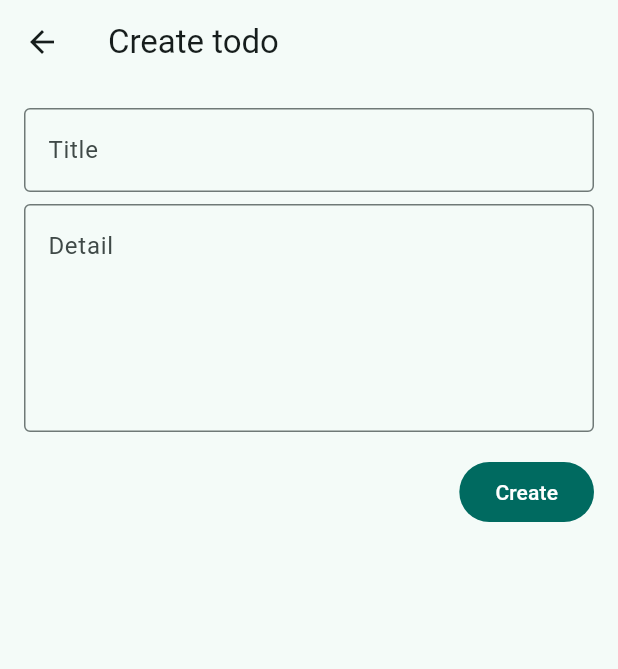
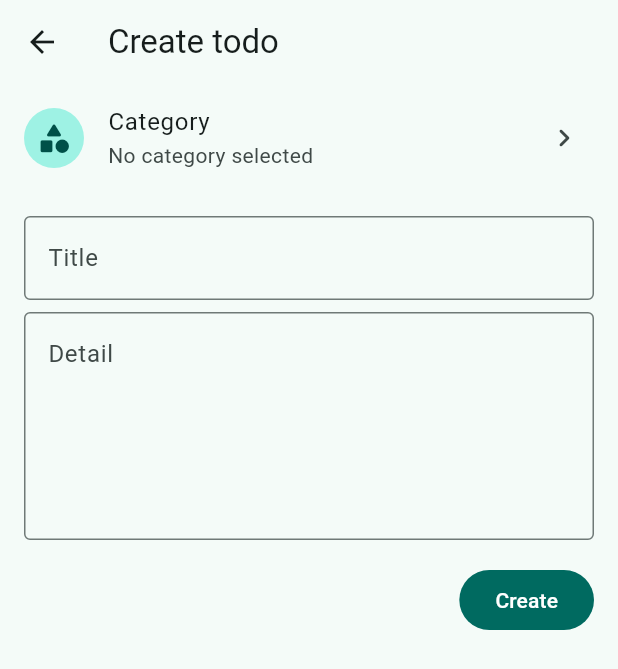
Before and after one commit to rizalanggoro/flutter-todo, a Flutter app: the screen it shows after launch, after a tap on the "add" icon, on a phone screen of 412 x 824 dp. Shown: the top 669 px of the screen. Run offline on Flutter 3.47's test engine with Material 2 defaults, Android fonts, the phone set to English and light mode, and no system bars; our stand-ins replace bloc, flutter_bloc, get_it, go_router, isar; accounts and stored records are empty; generated files the repository leaves out were written again.

Commit message:
[add] create todo feature

```diff
--- a/lib/core/collections/category.dart
+++ b/lib/core/collections/category.dart
@@ -1,4 +1,5 @@
 import 'package:isar/isar.dart';
+import 'package:todo/core/collections/todo.dart';
 
 part 'category.g.dart';
 
@@ -7,4 +8,7 @@ class CollectionCategory {
   Id id = Isar.autoIncrement;
 
   String? name;
+
+  @Backlink(to: 'category')
+  final listTodo = IsarLinks<CollectionTodo>();
 }
--- /dev/null
+++ b/lib/core/collections/todo.dart
@@ -0,0 +1,14 @@
+import 'package:isar/isar.dart';
+import 'package:todo/core/collections/category.dart';
+
+part 'todo.g.dart';
+
+@collection
+class CollectionTodo {
+  Id id = Isar.autoIncrement;
+
+  String? title;
+  String? detail;
+
+  final category = IsarLink<CollectionCategory>();
+}
--- a/lib/core/di/dependency_injection.dart
+++ b/lib/core/di/dependency_injection.dart
@@ -1,7 +1,9 @@
 import 'package:get_it/get_it.dart';
 import 'package:todo/data/providers/isar.dart';
 import 'package:todo/data/repositories/category_impl.dart';
+import 'package:todo/data/repositories/todo_impl.dart';
 import 'package:todo/domain/repositories/category.dart';
+import 'package:todo/domain/repositories/todo.dart';
 
 final GetIt dependencyInjector = GetIt.instance;
 
@@ -13,5 +15,9 @@ Future<void> initializeDependencyInjection() async {
 
   // repositories
   dependencyInjector.registerLazySingleton<RepositoryCategory>(
-      () => RepositoryCategoryImpl());
+    () => RepositoryCategoryImpl(),
+  );
+  dependencyInjector.registerLazySingleton<RepositoryTodo>(
+    () => RepositoryTodoImpl(),
+  );
 }
--- a/lib/core/routes/config.dart
+++ b/lib/core/routes/config.dart
@@ -2,13 +2,15 @@ import 'package:flutter_bloc/flutter_bloc.dart';
 import 'package:go_router/go_router.dart';
 import 'package:todo/core/collections/category.dart';
 import 'package:todo/core/routes/routes.dart';
+import 'package:todo/presentation/pages/category/select/view.dart';
 import 'package:todo/presentation/pages/category/write/cubit.dart';
 import 'package:todo/presentation/pages/category/write/view.dart';
 import 'package:todo/presentation/pages/category/cubit.dart';
 import 'package:todo/presentation/pages/category/view.dart';
 import 'package:todo/presentation/pages/home/cubit.dart';
 import 'package:todo/presentation/pages/home/view.dart';
-import 'package:todo/presentation/pages/todo/create/view.dart';
+import 'package:todo/presentation/pages/todo/write/cubit.dart';
+import 'package:todo/presentation/pages/todo/write/view.dart';
 import 'package:todo/presentation/pages/todo/view.dart';
 
 abstract class RoutesConfig {
@@ -29,7 +31,12 @@ abstract class RoutesConfig {
     ),
     GoRoute(
       path: Routes.todoCreate,
-      builder: (context, state) => const TodoCreateView(),
+      builder: (context, state) {
+        return BlocProvider(
+          create: (context) => TodoWriteCubit(),
+          child: const TodoWriteView(),
+        );
+      },
     ),
 
     // category
@@ -58,5 +65,20 @@ abstract class RoutesConfig {
         );
       },
     ),
+    GoRoute(
+      path: Routes.categorySelect,
+      builder: (context, state) {
+        CollectionCategory? initialCategory;
+
+        final extra = state.extra;
+        if (extra != null && extra is CollectionCategory) {
+          initialCategory = extra;
+        }
+
+        return CategorySelectView(
+          initialCategory: initialCategory,
+        );
+      },
+    ),
   ];
 }
--- a/lib/core/routes/routes.dart
+++ b/lib/core/routes/routes.dart
@@ -8,4 +8,5 @@ abstract class Routes {
   // category
   static const category = '/category';
   static const categoryWrite = '/category-write';
+  static const categorySelect = '/category-select';
 }
--- a/lib/data/providers/isar.dart
+++ b/lib/data/providers/isar.dart
@@ -1,6 +1,7 @@
 import 'package:isar/isar.dart';
 import 'package:path_provider/path_provider.dart';
 import 'package:todo/core/collections/category.dart';
+import 'package:todo/core/collections/todo.dart';
 
 class ProviderIsar {
   late Isar _isar;
@@ -10,7 +11,10 @@ class ProviderIsar {
   Future<void> initialize() async {
     final dir = await getApplicationDocumentsDirectory();
     _isar = await Isar.open(
-      [CollectionCategorySchema],
+      [
+        CollectionCategorySchema,
+        CollectionTodoSchema,
+      ],
       directory: dir.path,
     );
   }
--- /dev/null
+++ b/lib/domain/repositories/todo.dart
@@ -0,0 +1,7 @@
+import 'package:todo/core/collections/todo.dart';
+
+abstract class RepositoryTodo {
+  Future<void> create({
+    required CollectionTodo todo,
+  });
+}
--- a/lib/presentation/pages/todo/create/view.dart
+++ /dev/null
@@ -1,64 +0,0 @@
-import 'package:flutter/material.dart';
-
-class TodoCreateView extends StatefulWidget {
-  const TodoCreateView({super.key});
-
-  @override
-  State<TodoCreateView> createState() => _TodoCreateViewState();
-}
-
-class _TodoCreateViewState extends State<TodoCreateView> {
-  @override
-  Widget build(BuildContext context) {
-    return Scaffold(
-      appBar: AppBar(title: const Text('Create todo')),
-      body: SingleChildScrollView(
-        child: Column(
-          crossAxisAlignment: CrossAxisAlignment.start,
-          children: [
-            // title
-            Padding(
-              padding: const EdgeInsets.only(
-                left: 16,
-                right: 16,
-                top: 16,
-              ),
-              child: TextField(
-                decoration: InputDecoration(
-                  hintText: 'Title',
-                  border: OutlineInputBorder(),
-                ),
-              ),
-            ),
-
-            // description
-            Padding(
-              padding: const EdgeInsets.only(
-                left: 16,
-                right: 16,
-                top: 8,
-              ),
-              child: TextField(
-                maxLines: null,
-                minLines: 5,
-                decoration: InputDecoration(
-                  hintText: 'Detail',
-                  border: OutlineInputBorder(),
-                ),
-              ),
-            ),
-
-            Container(
-              alignment: Alignment.centerRight,
-              padding: const EdgeInsets.all(16),
-              child: FilledButton(
-                onPressed: () => {},
-                child: Text('Create'),
-              ),
-            ),
-          ],
-        ),
-      ),
-    );
-  }
-}
--- /dev/null
+++ b/lib/presentation/pages/todo/write/cubit.dart
@@ -0,0 +1,41 @@
+import 'package:flutter_bloc/flutter_bloc.dart';
+import 'package:todo/core/collections/category.dart';
+import 'package:todo/core/collections/todo.dart';
+import 'package:todo/core/di/dependency_injection.dart';
+import 'package:todo/core/models/error.dart';
+import 'package:todo/domain/repositories/todo.dart';
+import 'package:todo/presentation/pages/todo/write/states/base.dart';
+import 'package:todo/presentation/pages/todo/write/states/create.dart';
+import 'package:todo/presentation/pages/todo/write/states/selected_category.dart';
+
+class TodoWriteCubit extends Cubit<TodoWriteState> {
+  final RepositoryTodo _repositoryTodo = dependencyInjector();
+
+  TodoWriteCubit() : super(TodoWriteStateInitial());
+
+  void changeSelectedCategory({
+    required CollectionCategory category,
+  }) =>
+      emit(TodoWriteStateSelectedCategoryChanged(
+        category: category,
+      ));
+
+  void create({
+    required CollectionTodo todo,
+  }) async {
+    try {
+      emit(TodoWriteStateCreateLoading());
+      await _repositoryTodo.create(todo: todo);
+      emit(TodoWriteStateCreateSuccess());
+    } catch (error) {
+      var errorMessage = error.toString();
+      if (error is ModelError) {
+        errorMessage = error.message;
+      }
+
+      emit(TodoWriteStateCreateFailure(
+        errorMessage: errorMessage,
+      ));
+    }
+  }
+}
--- /dev/null
+++ b/lib/presentation/pages/todo/write/states/base.dart
@@ -0,0 +1,3 @@
+abstract class TodoWriteState {}
+
+class TodoWriteStateInitial extends TodoWriteState {}
--- /dev/null
+++ b/lib/presentation/pages/todo/write/states/create.dart
@@ -0,0 +1,15 @@
+import 'package:todo/presentation/pages/todo/write/states/base.dart';
+
+sealed class TodoWriteStateCreate extends TodoWriteState {}
+
+class TodoWriteStateCreateLoading extends TodoWriteStateCreate {}
+
+class TodoWriteStateCreateSuccess extends TodoWriteStateCreate {}
+
+class TodoWriteStateCreateFailure extends TodoWriteStateCreate {
+  final String errorMessage;
+
+  TodoWriteStateCreateFailure({
+    required this.errorMessage,
+  });
+}
--- /dev/null
+++ b/lib/presentation/pages/todo/write/states/selected_category.dart
@@ -0,0 +1,10 @@
+import 'package:todo/core/collections/category.dart';
+import 'package:todo/presentation/pages/todo/write/states/base.dart';
+
+class TodoWriteStateSelectedCategoryChanged extends TodoWriteState {
+  final CollectionCategory category;
+
+  TodoWriteStateSelectedCategoryChanged({
+    required this.category,
+  });
+}
--- /dev/null
+++ b/lib/presentation/pages/todo/write/view.dart
@@ -0,0 +1,145 @@
+import 'package:flutter/material.dart';
+import 'package:flutter_bloc/flutter_bloc.dart';
+import 'package:go_router/go_router.dart';
+import 'package:todo/core/collections/category.dart';
+import 'package:todo/core/collections/todo.dart';
+import 'package:todo/core/routes/routes.dart';
+import 'package:todo/presentation/pages/todo/write/cubit.dart';
+import 'package:todo/presentation/pages/todo/write/states/base.dart';
+import 'package:todo/presentation/pages/todo/write/states/create.dart';
+import 'package:todo/presentation/pages/todo/write/states/selected_category.dart';
+
+class TodoWriteView extends StatefulWidget {
+  const TodoWriteView({super.key});
+
+  @override
+  State<TodoWriteView> createState() => _TodoWriteViewState();
+}
+
+class _TodoWriteViewState extends State<TodoWriteView> {
+  final TextEditingController _controllerTitle = TextEditingController();
+  final TextEditingController _controllerDetail = TextEditingController();
+
+  CollectionCategory? _selectedCategory;
+
+  @override
+  Widget build(BuildContext context) {
+    return Scaffold(
+      appBar: AppBar(title: const Text('Create todo')),
+      body: SingleChildScrollView(
+        child: Column(
+          crossAxisAlignment: CrossAxisAlignment.start,
+          children: [
+            ListTile(
+              leading: const CircleAvatar(
+                child: Icon(Icons.category_rounded),
+              ),
+              title: const Text('Category'),
+              subtitle: BlocConsumer<TodoWriteCubit, TodoWriteState>(
+                listener: (context, state) {
+                  if (state is TodoWriteStateSelectedCategoryChanged) {
+                    _selectedCategory = state.category;
+                  }
+                },
+                listenWhen: (previous, current) =>
+                    current is TodoWriteStateSelectedCategoryChanged,
+                buildWhen: (previous, current) =>
+                    current is TodoWriteStateSelectedCategoryChanged,
+                builder: (context, state) {
+                  var text = 'No category selected';
+                  if (state is TodoWriteStateSelectedCategoryChanged) {
+                    text = state.category.name ?? 'No category name';
+                  }
+
+                  return Text(text);
+                },
+              ),
+              trailing: const Icon(Icons.chevron_right_rounded),
+              onTap: () async {
+                final result = await context.push(
+                  Routes.categorySelect,
+                  extra: _selectedCategory,
+                );
+
+                if (context.mounted &&
+                    result != null &&
+                    result is CollectionCategory) {
+                  context.read<TodoWriteCubit>().changeSelectedCategory(
+                        category: result,
+                      );
+                }
+              },
+            ),
+
+            // title
+            Padding(
+              padding: const EdgeInsets.only(
+                left: 16,
+                right: 16,
+                top: 16,
+              ),
+              child: TextField(
+                controller: _controllerTitle,
+                decoration: const InputDecoration(
+                  hintText: 'Title',
+                  border: OutlineInputBorder(),
+                ),
+              ),
+            ),
+
+            // description
+            Padding(
+              padding: const EdgeInsets.only(
+                left: 16,
+                right: 16,
+                top: 8,
+              ),
+              child: TextField(
+                controller: _controllerDetail,
+                maxLines: null,
+                minLines: 5,
+                decoration: const InputDecoration(
+                  hintText: 'Detail',
+                  border: OutlineInputBorder(),
+                ),
+              ),
+            ),
+
+            Container(
+              alignment: Alignment.centerRight,
+              padding: const EdgeInsets.all(16),
+              child: BlocListener<TodoWriteCubit, TodoWriteState>(
+                listener: (context, state) {
+                  if (state is TodoWriteStateCreateSuccess) {
+                    context.pop();
+                  }
+
+                  if (state is TodoWriteStateCreateFailure) {
+                    ScaffoldMessenger.of(context).showSnackBar(
+                      SnackBar(content: Text(state.errorMessage)),
+                    );
+                  }
+                },
+                child: FilledButton(
+                  onPressed: () => _onTapButtonCreate(),
+                  child: const Text('Create'),
+                ),
+              ),
+            ),
+          ],
+        ),
+      ),
+    );
+  }
+
+  void _onTapButtonCreate() {
+    final todo = CollectionTodo();
+    todo.title = _controllerTitle.text;
+    todo.detail = _controllerDetail.text;
+    todo.category.value = _selectedCategory;
+
+    context.read<TodoWriteCubit>().create(
+          todo: todo,
+        );
+  }
+}
```
Also changed, not shown: lib/data/repositories/todo_impl.dart (added, +33 -0 lines), lib/presentation/pages/category/select/view.dart (added, +64 -0 lines), lib/core/collections/category.g.dart, lib/core/collections/todo.g.dart (added).
